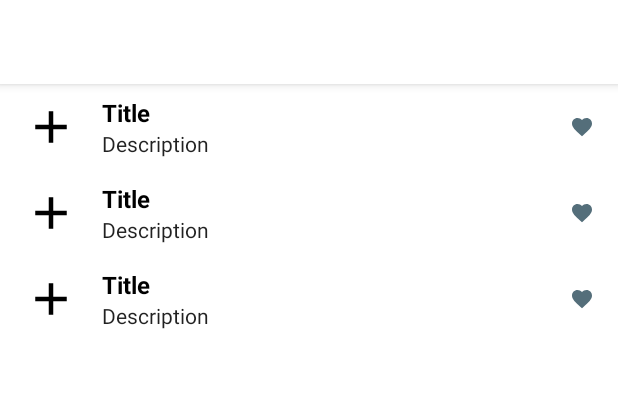
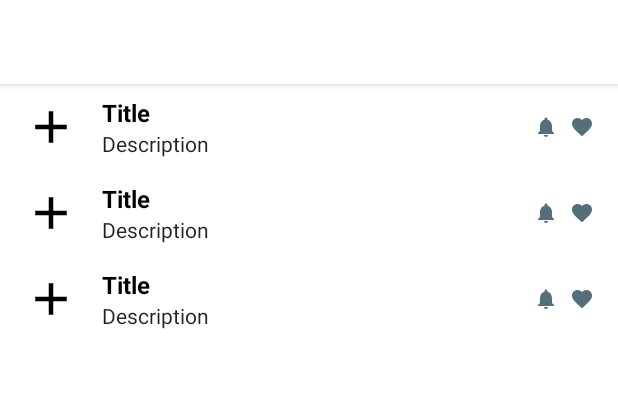
Before and after one commit to booleanull/PushAlerts, an Android app: the layout fragment_home.xml on its own in the app's theme, with its tools: preview values and no code run, on a phone screen of 412 x 824 dp. Shown: the top 398 px of the screen. Run offline under Robolectric (Android 15) with nearby library versions, the phone set to English and light mode, and no system bars.

Commit message:
Add notify icon

```diff
--- a/core/src/main/java/org/booleanull/core/entity/Application.kt
+++ b/core/src/main/java/org/booleanull/core/entity/Application.kt
@@ -6,5 +6,6 @@
     val name: String,
     val packageName: String,
     val icon: Drawable,
+    val hasAlarm: Boolean,
     val isFavorite: Boolean
 )
--- a/feature-home-ui/src/main/java/org/booleanull/feature_home_ui/adapter/ApplicationViewHolderFactory.kt
+++ b/feature-home-ui/src/main/java/org/booleanull/feature_home_ui/adapter/ApplicationViewHolderFactory.kt
@@ -28,6 +28,7 @@
                     tvDescription.text = item.packageName
                     iconImageView.setImageDrawable(item.icon)
                     iconImageView.transitionName = item.packageName
+                    notifyImageView.isVisible = item.hasAlarm
                     favoriteImageView.isVisible = item.isFavorite
                     setOnClickListener {
                         onItemClickListener?.onItemClick(
--- a/feature-home-ui/src/main/java/org/booleanull/feature_home_ui/fragment/HomeDetailsFragment.kt
+++ b/feature-home-ui/src/main/java/org/booleanull/feature_home_ui/fragment/HomeDetailsFragment.kt
@@ -22,7 +22,6 @@
 import org.booleanull.core_ui.helper.RecyclerDivider
 import org.booleanull.core_ui.setChecked
 import org.booleanull.feature_home_ui.R
-import org.booleanull.feature_home_ui.Utils
 import org.booleanull.feature_home_ui.adapter.FilterViewHolderFactory
 import org.booleanull.feature_home_ui.viewmodel.HomeDetailsViewModel
 import org.koin.androidx.viewmodel.ext.android.viewModel
@@ -144,7 +143,6 @@
 
         favoriteFab.setOnClickListener {
             viewModel.inverseFavorite()
-            Utils.needUpdateMainAdapter = true
         }
 
         filterRecyclerView.adapter = filterAdapter
--- /dev/null
+++ b/feature-home-ui/src/main/res/drawable/ic_notifications.xml
@@ -0,0 +1,10 @@
+<vector xmlns:android="http://schemas.android.com/apk/res/android"
+    android:width="24dp"
+    android:height="24dp"
+    android:tint="?attr/colorControlNormal"
+    android:viewportWidth="24"
+    android:viewportHeight="24">
+  <path
+      android:fillColor="@android:color/white"
+      android:pathData="M12,22c1.1,0 2,-0.9 2,-2h-4c0,1.1 0.89,2 2,2zM18,16v-5c0,-3.07 -1.64,-5.64 -4.5,-6.32L13.5,4c0,-0.83 -0.67,-1.5 -1.5,-1.5s-1.5,0.67 -1.5,1.5v0.68C7.63,5.36 6,7.92 6,11v5l-2,2v1h16v-1l-2,-2z" />
+</vector>
--- a/feature-home-ui/src/main/res/layout/cell_application.xml
+++ b/feature-home-ui/src/main/res/layout/cell_application.xml
@@ -27,8 +27,9 @@
         android:layout_weight="1"
         android:gravity="center"
         android:orientation="vertical"
+        android:layout_marginEnd="@dimen/default_margin"
         app:layout_constraintBottom_toBottomOf="parent"
-        app:layout_constraintEnd_toStartOf="@id/favoriteImageView"
+        app:layout_constraintEnd_toStartOf="@id/notifyImageView"
         app:layout_constraintStart_toEndOf="@id/iconImageView"
         app:layout_constraintTop_toTopOf="parent">
 
@@ -51,6 +52,20 @@
     </LinearLayout>
 
     <ImageView
+        android:id="@+id/notifyImageView"
+        android:layout_width="@dimen/small_icon_cell_size"
+        android:layout_height="@dimen/small_icon_cell_size"
+        android:layout_marginEnd="@dimen/small_margin"
+        android:visibility="gone"
+        app:layout_constraintBottom_toBottomOf="parent"
+        app:layout_constraintEnd_toStartOf="@id/favoriteImageView"
+        app:layout_constraintTop_toTopOf="parent"
+        app:layout_goneMarginEnd="0dp"
+        app:srcCompat="@drawable/ic_notifications"
+        app:tint="@color/colorBlueGray"
+        tools:visibility="visible" />
+
+    <ImageView
         android:id="@+id/favoriteImageView"
         android:layout_width="@dimen/small_icon_cell_size"
         android:layout_height="@dimen/small_icon_cell_size"
```
Also changed, not shown: feature-home-ui/src/main/java/org/booleanull/feature_home_ui/Utils.kt (deleted, +0 -7 lines), feature-home-ui/src/main/java/org/booleanull/feature_home_ui/fragment/HomeFragment.kt (+2 -5 lines), repositories/src/main/java/com/booleanull/repositories/ApplicationRepositoryImpl.kt (+12 -8 lines).
